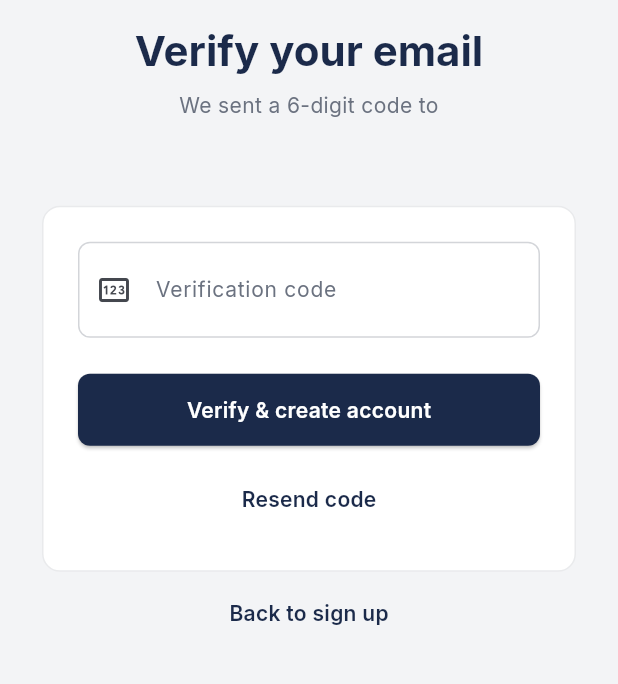
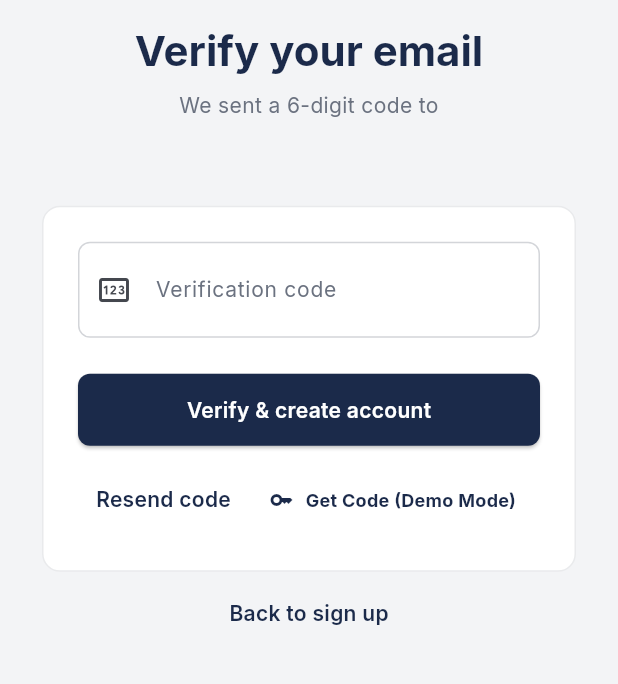
Before and after one commit to Emzy123/TrustVault, a Flutter app: the SignUpOtpScreen screen opened directly with empty values, on a phone screen of 412 x 824 dp, the part 341-1025 px from its top. Run offline on Flutter 3.47's test engine with Material 3 defaults, Android fonts, the phone set to English and light mode, and no system bars; our stand-ins replace go_router, google_fonts, supabase_flutter; accounts and stored records are empty; network calls fail.

Commit message:
Add get_demo_otp function and Get Code (Demo Mode) UI button

```diff
--- a/app/lib/features/auth/signup_otp_screen.dart
+++ b/app/lib/features/auth/signup_otp_screen.dart
@@ -92,6 +92,25 @@ class _SignUpOtpScreenState extends State<SignUpOtpScreen> {
       setState(() => _errorMessage = 'Could not resend code. Try again shortly.');
     } finally {
       if (mounted) setState(() => _isResending = false);
+    }
+  }
+
+  Future<void> _fetchDemoCode() async {
+    setState(() => _errorMessage = null);
+    try {
+      final code = await EmailService(Supabase.instance.client).getDemoOtp(widget.email);
+      if (code != null && code.isNotEmpty) {
+        setState(() => _otpController.text = code);
+        if (mounted) {
+          ScaffoldMessenger.of(context).showSnackBar(
+            SnackBar(content: Text('Demo Mode: Verification code [$code] autofilled.')),
+          );
+        }
+      } else {
+        setState(() => _errorMessage = 'No active demo code found. Click "Resend code".');
+      }
+    } catch (_) {
+      setState(() => _errorMessage = 'Could not fetch demo verification code.');
     }
   }
 
@@ -235,11 +254,21 @@ class _SignUpOtpScreenState extends State<SignUpOtpScreen> {
                               : const Text('Verify & create account'),
                         ),
                         const SizedBox(height: 12),
-                        TextButton(
-                          onPressed: _isResending ? null : _resend,
-                          child: _isResending
-                              ? const Text('Sending…')
-                              : const Text('Resend code'),
+                        Row(
+                          mainAxisAlignment: MainAxisAlignment.spaceBetween,
+                          children: [
+                            TextButton(
+                              onPressed: _isResending ? null : _resend,
+                              child: _isResending
+                                  ? const Text('Sending…')
+                                  : const Text('Resend code'),
+                            ),
+                            TextButton.icon(
+                              icon: const Icon(Icons.key_outlined, size: 16),
+                              label: const Text('Get Code (Demo Mode)', style: TextStyle(fontSize: 12, fontWeight: FontWeight.bold)),
+                              onPressed: _fetchDemoCode,
+                            ),
+                          ],
                         ),
                       ],
                     ),
```
Also changed, not shown: app/lib/services/email_service.dart (+13 -0 lines).
